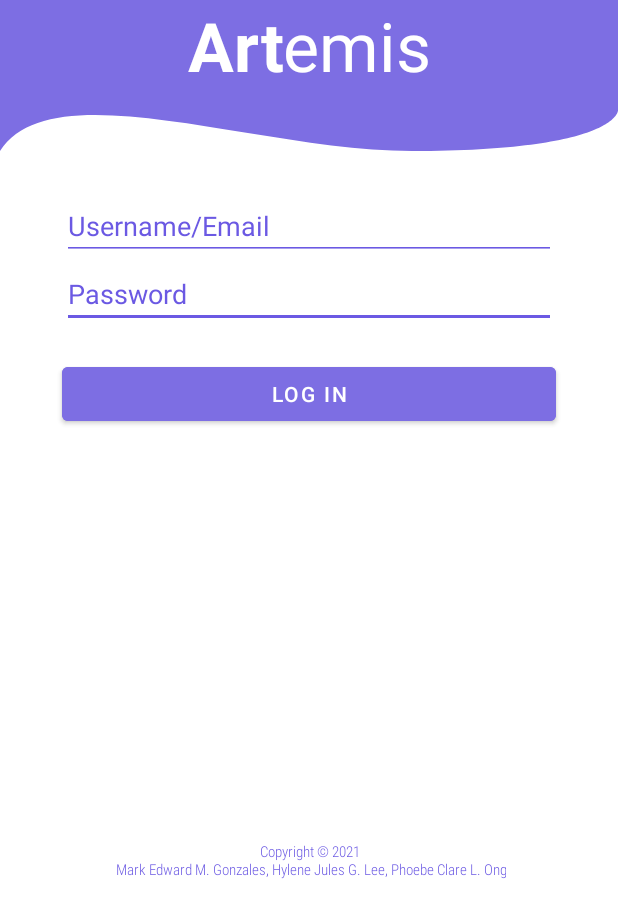
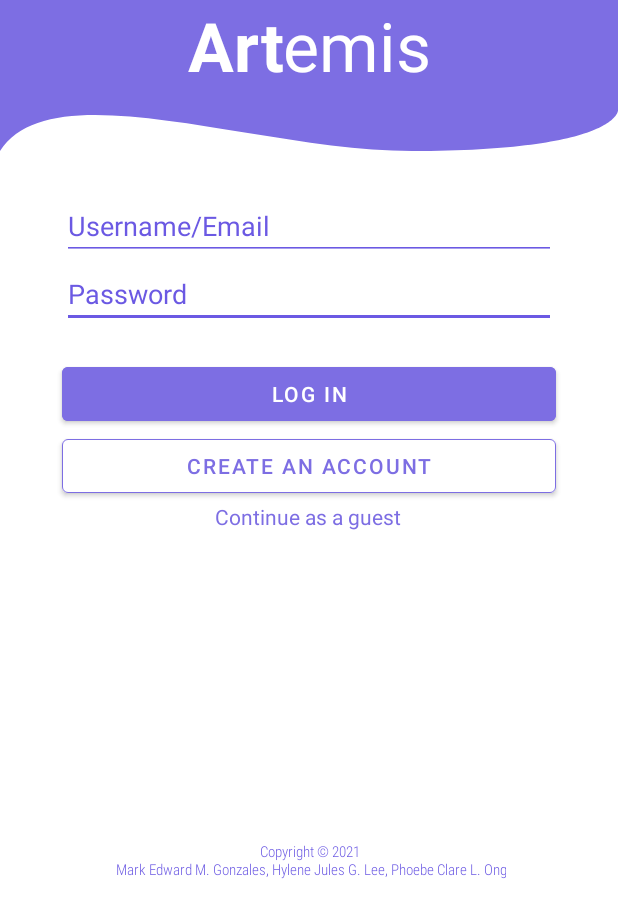
Before and after one commit to memgonzales/artemis-art-app, an Android app: the screen it shows after launch (LogInActivity), on a phone screen of 412 x 824 dp, the part 335-1236 px from its top. Run offline under Robolectric (Android 15) with nearby library versions, the phone set to English and light mode, and no system bars; Roboto replaces fonts that are not available here.

Commit message:
Reposition Create An Account button

```diff
--- a/app/src/main/res/layout/activity_log_in.xml
+++ b/app/src/main/res/layout/activity_log_in.xml
@@ -29,7 +29,7 @@
             app:srcCompat="@drawable/logo_non_splash" />
 
         <TextView
-            android:id="@+id/tv_log_in_artemis"
+            android:id="@+id/tv_log_in_art"
             android:layout_width="wrap_content"
             android:layout_height="wrap_content"
             android:fontFamily="@font/delius"
@@ -40,7 +40,7 @@
             android:textStyle="bold"
             app:layout_constraintBottom_toBottomOf="parent"
             app:layout_constraintEnd_toEndOf="parent"
-            app:layout_constraintEnd_toStartOf="@+id/textView4"
+            app:layout_constraintEnd_toStartOf="@+id/tv_log_in_emis"
             app:layout_constraintHorizontal_bias="0.5"
             app:layout_constraintHorizontal_chainStyle="packed"
             app:layout_constraintStart_toStartOf="parent"
@@ -48,17 +48,17 @@
             app:layout_constraintVertical_bias="0.275" />
 
         <TextView
-            android:id="@+id/textView4"
+            android:id="@+id/tv_log_in_emis"
             android:layout_width="wrap_content"
             android:layout_height="wrap_content"
             android:fontFamily="@font/delius"
             android:text="emis"
             android:textColor="@color/white"
             android:textSize="45sp"
-            app:layout_constraintBottom_toBottomOf="@+id/tv_log_in_artemis"
+            app:layout_constraintBottom_toBottomOf="@+id/tv_log_in_art"
             app:layout_constraintEnd_toEndOf="parent"
             app:layout_constraintHorizontal_bias="0.5"
-            app:layout_constraintStart_toEndOf="@+id/tv_log_in_artemis" />
+            app:layout_constraintStart_toEndOf="@+id/tv_log_in_art" />
     </androidx.constraintlayout.widget.ConstraintLayout>
 
     <androidx.constraintlayout.widget.ConstraintLayout
@@ -120,6 +120,19 @@
             app:layout_constraintVertical_bias="0.059" />
 
         <TextView
+            android:id="@+id/textView6"
+            android:layout_width="wrap_content"
+            android:layout_height="wrap_content"
+            android:text="Continue as a guest"
+            android:textColor="@color/purple_bg"
+            app:layout_constraintBottom_toTopOf="@+id/et_log_in_copyright"
+            app:layout_constraintEnd_toEndOf="parent"
+            app:layout_constraintHorizontal_bias="0.498"
+            app:layout_constraintStart_toStartOf="parent"
+            app:layout_constraintTop_toBottomOf="@+id/button4"
+            app:layout_constraintVertical_bias="0.0" />
+
+        <TextView
             android:id="@+id/et_log_in_copyright"
             android:layout_width="wrap_content"
             android:layout_height="wrap_content"
@@ -150,6 +163,22 @@
             app:layout_constraintGuide_begin="0dp"
             app:layout_constraintGuide_percent="0.9" />
 
+        <Button
+            android:id="@+id/button4"
+            android:layout_width="0dp"
+            android:layout_height="wrap_content"
+            android:backgroundTint="@android:color/white"
+            android:text="Create an Account"
+            android:textColor="@color/purple_bg"
+            app:layout_constraintBottom_toTopOf="@+id/et_log_in_copyright"
+            app:layout_constraintEnd_toStartOf="@+id/gl_log_in_right"
+            app:layout_constraintHorizontal_bias="0.498"
+            app:layout_constraintStart_toStartOf="@+id/gl_log_in_left"
+            app:layout_constraintTop_toBottomOf="@+id/btn_log_in"
+            app:layout_constraintVertical_bias="0.0"
+            app:strokeColor="@color/purple_bg"
+            app:strokeWidth="0.75dp" />
+
     </androidx.constraintlayout.widget.ConstraintLayout>
 
 </androidx.constraintlayout.widget.ConstraintLayout>
```
Also changed, not shown: app/src/main/res/drawable/user.png (added).
